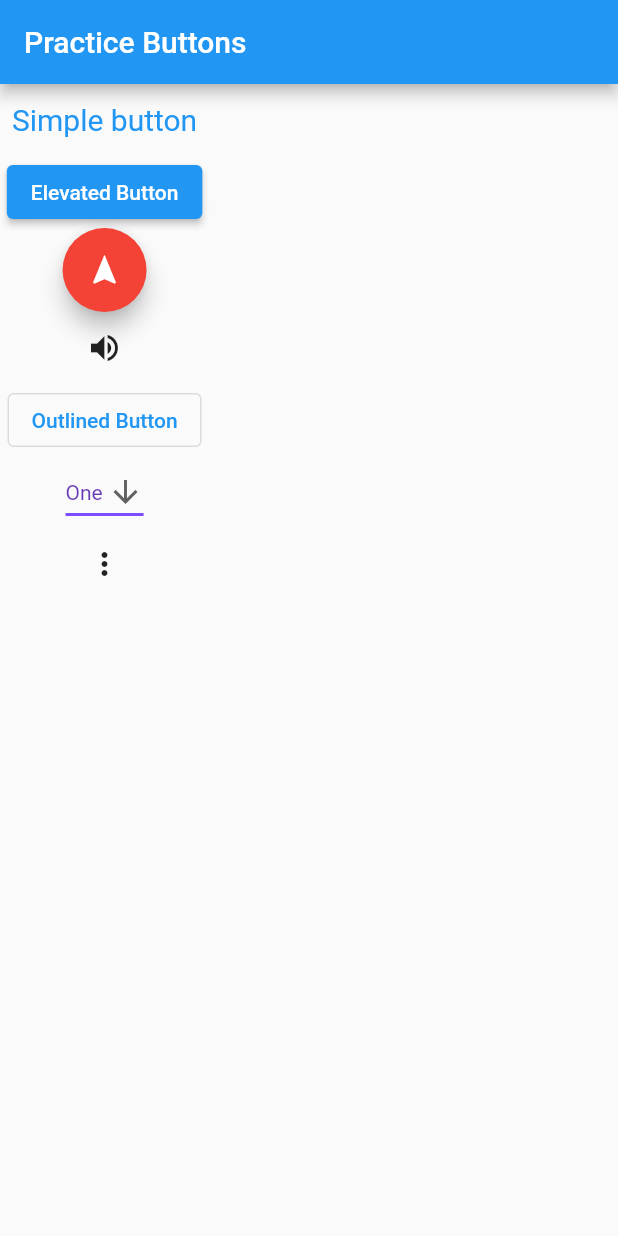
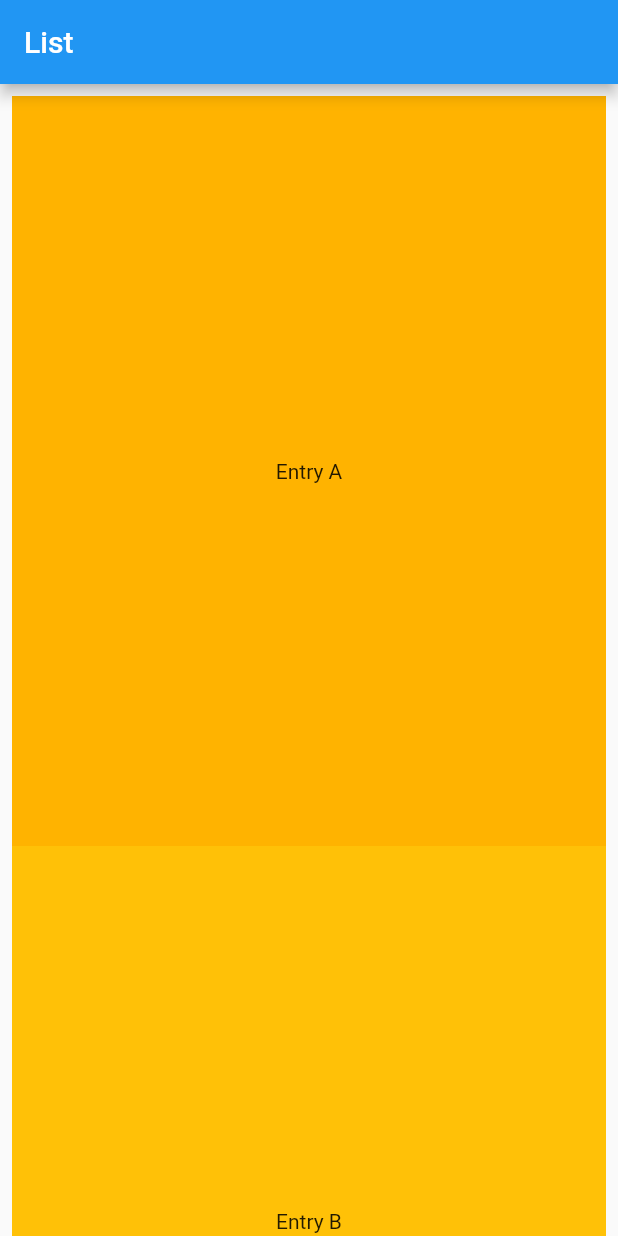
Before and after one commit to abhashdc/LearningFlutter, a Flutter app: the screen it shows after launch, on a phone screen of 412 x 824 dp. Run offline on Flutter 3.47's test engine with Material 2 defaults, Android fonts, the phone set to English and light mode, and no system bars.

Commit message:
List example

```diff
--- a/lib/main.dart
+++ b/lib/main.dart
@@ -1,159 +1,82 @@
 import 'package:flutter/material.dart';
 
-void main() => runApp(CreateButton());
+void main() => runApp(CustomWidget());
 
-class CreateButton extends StatelessWidget {
+class CustomWidget extends StatelessWidget {
   @override
   Widget build(BuildContext context) {
     return MaterialApp(
+      theme: ThemeData(),
       home: Scaffold(
         appBar: AppBar(
-          title: Text('Practice Buttons'),
+          title: Text('List'),
         ),
-        body: Column(
-          children: <Widget>[
-            PracticeTextButton(
-              buttonText: 'Simple button',
-            ),
-            PracticeElevatedButton(
-              buttonText: 'Elevated Button',
-            ),
-            PracticeFloatingActionButton(),
-            PracticeIconButton(),
-            PracticeOutlinedButton(
-              buttonText: 'Outlined Button',
-            ),
-            PracticeDropdownButton(),
-            PracticePopupMenuButton(),
-          ],
-        ),
-        // floatingActionButton: PracticeFloatingActionButton(),
+        body: CustomListView(),
       ),
     );
   }
 }
 
-class PracticeTextButton extends StatelessWidget {
-  String buttonText;
-  PracticeTextButton({this.buttonText = 'Text Button'});
+class DummyProgram extends StatelessWidget {
   @override
   Widget build(BuildContext context) {
     return Container(
-      child: TextButton(
-        style: TextButton.styleFrom(
-          textStyle: const TextStyle(fontSize: 20),
-        ),
-        onPressed: () {},
-        child: Text(buttonText),
+      child: Column(
+        children: <Widget>[
+          Container(
+            height: 50,
+            color: Colors.amber[600],
+            child: const Center(
+              child: Text('Entry A'),
+            ),
+          ),
+          Container(
+            height: 50,
+            color: Colors.amber[500],
+            child: const Center(
+              child: Text('Entry B'),
+            ),
+          ),
+          Container(
+            height: 50,
+            color: Colors.amber[100],
+            child: const Center(
+              child: Text('Entry C'),
+            ),
+          ),
+        ],
       ),
     );
   }
 }
 
-class PracticeDropdownButton extends StatefulWidget {
-  @override
-  State<PracticeDropdownButton> createState() => _PracticeDropdownButtonState();
-}
-
-class _PracticeDropdownButtonState extends State<PracticeDropdownButton> {
-  String dropdownValue = 'One';
+class CustomListView extends StatelessWidget {
   @override
   Widget build(BuildContext context) {
-    return Container(
-        child: DropdownButton<String>(
-      value: dropdownValue,
-      icon: const Icon(Icons.arrow_downward),
-      elevation: 16,
-      style: const TextStyle(color: Colors.deepPurple),
-      underline: Container(
-        height: 2,
-        color: Colors.deepPurpleAccent,
-      ),
-      onChanged: (String? newValue) {
-        setState(() {
-          dropdownValue = newValue!;
-        });
-      },
-      items: <String>['One', 'Two', 'Free', 'Four']
-          .map<DropdownMenuItem<String>>((String value) {
-        return DropdownMenuItem<String>(
-          value: value,
-          child: Text(value),
-        );
-      }).toList(),
-    ));
-  }
-}
-
-class PracticeElevatedButton extends StatelessWidget {
-  String buttonText;
-  PracticeElevatedButton({this.buttonText = 'ElevatedButton'});
-  @override
-  Widget build(BuildContext context) {
-    return Container(
-      child: ElevatedButton(
-        onPressed: () {},
-        child: Text(buttonText),
-      ),
+    return ListView(
+      // scrollDirection: Axis.horizontal, //set the list as a row
+      //reverse: true, //Shows bottom to up
+      //addAutomaticKeepAlives: false, //To enable garbage control
+      padding: const EdgeInsets.all(8),
+      children: <Widget>[
+        Container(
+          height: 500,
+          // width: 1000,
+          color: Colors.amber[600],
+          child: const Center(child: Text('Entry A')),
+        ),
+        Container(
+          height: 500,
+          color: Colors.amber[500],
+          child: const Center(child: Text('Entry B')),
+        ),
+        Container(
+          height: 500,
+          color: Colors.amber[100],
+          child: const Center(child: Text('Entry C')),
+        ),
+      ],
     );
   }
 }
-
-class PracticeFloatingActionButton extends StatelessWidget {
-  @override
-  Widget build(BuildContext context) {
-    return Container(
-      child: FloatingActionButton(
-        onPressed: () {
-          // Add your onPressed code here!
-        },
-        backgroundColor: Colors.red,
-        child: const Icon(Icons.navigation),
-      ),
-    );
-  }
-}
-
-class PracticeIconButton extends StatelessWidget {
-  @override
-  Widget build(BuildContext context) {
-    return Container(
-      child: IconButton(
-        icon: const Icon(Icons.volume_up),
-        onPressed: () {},
-      ),
-    );
-  }
-}
-
-class PracticeOutlinedButton extends StatelessWidget {
-  String buttonText;
-  PracticeOutlinedButton({this.buttonText = 'OutlinedButton'});
-  @override
-  Widget build(BuildContext context) {
-    return Container(
-      child: OutlinedButton(
-        onPressed: () {},
-        child: Text(buttonText),
-      ),
-    );
-  }
-}
-
-class PracticePopupMenuButton extends StatelessWidget {
-  @override
-  Widget build(BuildContext context) {
-    return Container(
-        child: PopupMenuButton(
-            itemBuilder: (context) => [
-                  PopupMenuItem(
-                    child: Text("First"),
-                    value: 1,
-                  ),
-                  PopupMenuItem(
-                    child: Text("Second"),
-                    value: 2,
-                  )
-                ]));
-  }
-}
+//scrollDirection: Axis.horizontal
```
